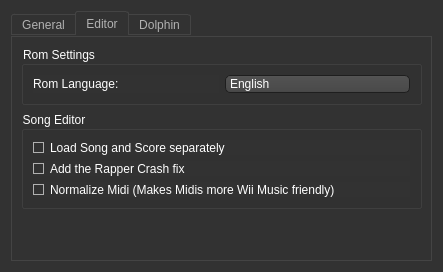
Before: the Qt Designer form ui_templates/settings.ui in BenjaminHalko/WiiMusicEditorPlus, drawn with Qt 5.
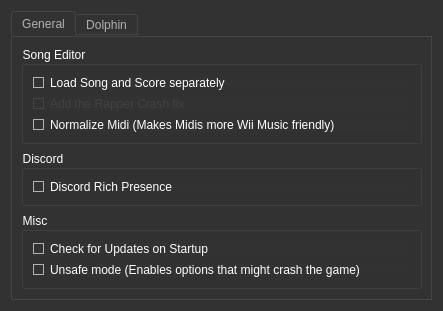
After: the same form once the commit is applied. The open tabs and pages were chosen to show the change. Icons and pictures are not drawn.

Patch:
```diff
--- a/ui_templates/settings.ui
+++ b/ui_templates/settings.ui
@@ -10,7 +10,7 @@
     <x>0</x>
     <y>0</y>
     <width>443</width>
-    <height>272</height>
+    <height>308</height>
    </rect>
   </property>
   <property name="windowTitle">
@@ -504,60 +504,37 @@
       </attribute>
       <layout class="QVBoxLayout" name="verticalLayout_3">
        <item>
-        <widget class="QGroupBox" name="Appearence">
+        <widget class="QGroupBox" name="SongEditor">
          <property name="title">
-          <string>Appearence</string>
+          <string>Song Editor</string>
          </property>
-         <layout class="QVBoxLayout" name="verticalLayout_10">
+         <layout class="QVBoxLayout" name="verticalLayout_4">
           <item>
-           <layout class="QHBoxLayout" name="LanguageLayout">
-            <item>
-             <widget class="QLabel" name="LanguageLabel">
-              <property name="text">
-               <string>Language:</string>
-              </property>
-             </widget>
-            </item>
-            <item>
-             <widget class="QComboBox" name="LanguageBox">
-              <item>
-               <property name="text">
-                <string notr="true">English</string>
-               </property>
-              </item>
-              <item>
-               <property name="text">
-                <string notr="true">Français</string>
-               </property>
-              </item>
-              <item>
-               <property name="text">
-                <string notr="true">Español</string>
-               </property>
-              </item>
-              <item>
-               <property name="text">
-                <string notr="true">Deutsch</string>
-               </property>
-              </item>
-              <item>
-               <property name="text">
-                <string notr="true">Italiano</string>
-               </property>
-              </item>
-              <item>
-               <property name="text">
-                <string notr="true">日本</string>
-               </property>
-              </item>
-              <item>
-               <property name="text">
-                <string notr="true">한국인</string>
-               </property>
-              </item>
-             </widget>
-            </item>
-           </layout>
+           <widget class="QCheckBox" name="SongScoreCheckbox">
+            <property name="text">
+             <string>Load Song and Score separately</string>
+            </property>
+           </widget>
+          </item>
+          <item>
+           <widget class="QCheckBox" name="RapperFix">
+            <property name="enabled">
+             <bool>false</bool>
+            </property>
+            <property name="text">
+             <string>Add the Rapper Crash fix</string>
+            </property>
+            <property name="checked">
+             <bool>true</bool>
+            </property>
+           </widget>
+          </item>
+          <item>
+           <widget class="QCheckBox" name="Normalize">
+            <property name="text">
+             <string>Normalize Midi (Makes Midis more Wii Music friendly)</string>
+            </property>
+           </widget>
           </item>
          </layout>
         </widget>
@@ -625,113 +602,6 @@
        </item>
       </layout>
      </widget>
-     <widget class="QWidget" name="tab">
-      <attribute name="title">
-       <string>Editor</string>
-      </attribute>
-      <layout class="QVBoxLayout" name="verticalLayout_11">
-       <item>
-        <widget class="QGroupBox" name="Rom">
-         <property name="title">
-          <string>Rom Settings</string>
-         </property>
-         <layout class="QVBoxLayout" name="verticalLayout_8">
-          <item>
-           <layout class="QHBoxLayout" name="RomLanguage">
-            <item>
-             <widget class="QLabel" name="label">
-              <property name="text">
-               <string>Rom Language:</string>
-              </property>
-             </widget>
-            </item>
-            <item>
-             <widget class="QComboBox" name="RomLanguageBox">
-              <item>
-               <property name="text">
-                <string>English</string>
-               </property>
-              </item>
-              <item>
-               <property name="text">
-                <string>French</string>
-               </property>
-              </item>
-              <item>
-               <property name="text">
-                <string>Spanish</string>
-               </property>
-              </item>
-              <item>
-               <property name="text">
-                <string>German</string>
-               </property>
-              </item>
-              <item>
-               <property name="text">
-                <string>Japanese</string>
-               </property>
-              </item>
-              <item>
-               <property name="text">
-                <string>Korean</string>
-               </property>
-              </item>
-             </widget>
-            </item>
-           </layout>
-          </item>
-         </layout>
-        </widget>
-       </item>
-       <item>
-        <widget class="QGroupBox" name="SongEditor">
-         <property name="title">
-          <string>Song Editor</string>
-         </property>
-         <layout class="QVBoxLayout" name="verticalLayout_4">
-          <item>
-           <widget class="QCheckBox" name="SongScoreCheckbox">
-            <property name="text">
-             <string>Load Song and Score separately</string>
-            </property>
-           </widget>
-          </item>
-          <item>
-           <widget class="QCheckBox" name="RapperFix">
-            <property name="text">
-             <string>Add the Rapper Crash fix</string>
-            </property>
-            <property name="checked">
-             <bool>true</bool>
-            </property>
-           </widget>
-          </item>
-          <item>
-           <widget class="QCheckBox" name="Normalize">
-            <property name="text">
-             <string>Normalize Midi (Makes Midis more Wii Music friendly)</string>
-            </property>
-           </widget>
-          </item>
-         </layout>
-        </widget>
-       </item>
-       <item>
-        <spacer name="verticalSpacer">
-         <property name="orientation">
-          <enum>Qt::Vertical</enum>
-         </property>
-         <property name="sizeHint" stdset="0">
-          <size>
-           <width>20</width>
-           <height>40</height>
-          </size>
-         </property>
-        </spacer>
-       </item>
-      </layout>
-     </widget>
      <widget class="QWidget" name="Tab_Dolphin">
       <attribute name="title">
        <string notr="true">Dolphin</string>
```
